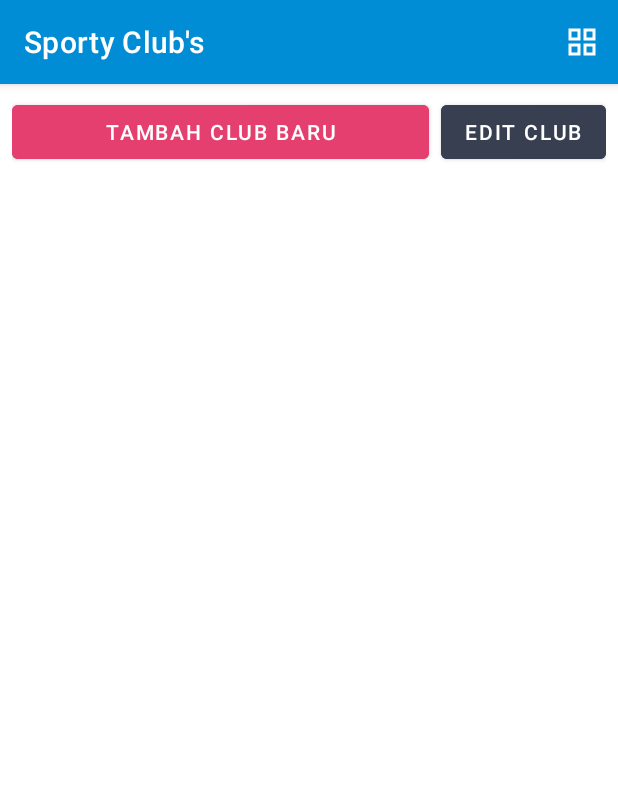
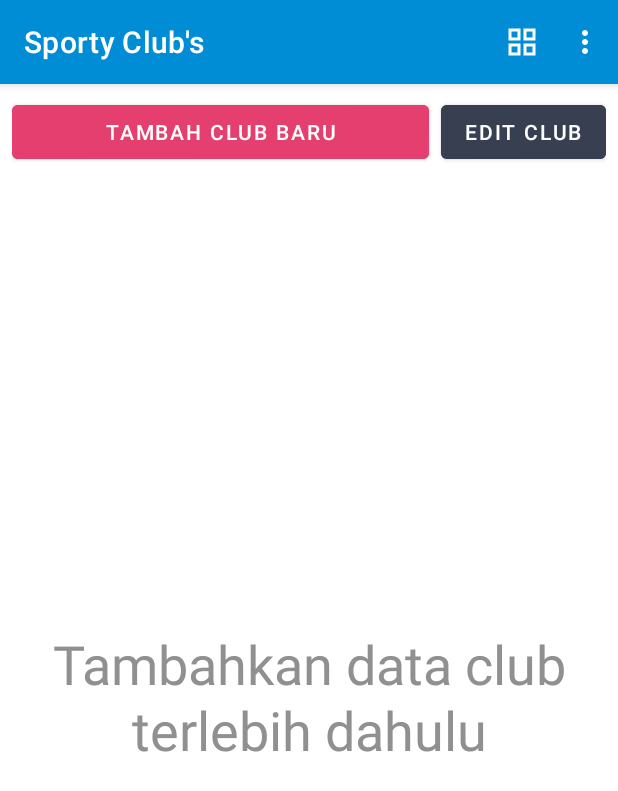
Before and after one commit to judahdski/Sporty-Clubs, an Android app: the screen it shows after launch (MainActivity), on a phone screen of 412 x 824 dp. Shown: the top 791 px of the screen. Run offline under Robolectric (Android 15) with nearby library versions, the phone set to English and light mode, and no system bars; our stand-ins replace Room's generated code, navigation-ui.

Commit message:
Menambahkan fragment_tentang.xml dan mengedit ClubListFragment.kt

```diff
--- a/app/src/main/java/com/d3if0002/sportyclubs/ui/clublist/ClubListFragment.kt
+++ b/app/src/main/java/com/d3if0002/sportyclubs/ui/clublist/ClubListFragment.kt
@@ -62,6 +62,9 @@ class ClubListFragment : Fragment() {
             }
 
         viewModel.getClubs().observe(viewLifecycleOwner) {
+            if (it.isEmpty())
+                binding.dataNullText.visibility = View.VISIBLE
+
             myAdapter.updateData(it)
         }
 
@@ -106,6 +109,11 @@ class ClubListFragment : Fragment() {
                 setIcon(item)
                 true
             }
+            R.id.goto_tentang_screen -> {
+                val action = ClubListFragmentDirections.actionClubListFragmentToTentangFragment()
+                findNavController().navigate(action)
+                true
+            }
             else -> super.onOptionsItemSelected(item)
         }
     }
--- a/app/src/main/res/layout/fragment_club_list.xml
+++ b/app/src/main/res/layout/fragment_club_list.xml
@@ -7,6 +7,20 @@
     android:layout_height="match_parent"
     android:layout_margin="8dp"
     tools:context=".ui.clublist.ClubListFragment">
+
+    <TextView
+        android:id="@+id/data_null_text"
+        android:layout_width="wrap_content"
+        android:layout_height="wrap_content"
+        android:text="@string/data_null_text"
+        android:textAlignment="center"
+        android:textAppearance="@style/TextAppearance.Material3.DisplaySmall"
+        android:textColor="#909090"
+        android:visibility="invisible"
+        app:layout_constraintBottom_toBottomOf="parent"
+        app:layout_constraintEnd_toEndOf="parent"
+        app:layout_constraintStart_toStartOf="parent"
+        app:layout_constraintTop_toBottomOf="@id/tombol_tambah" />
 
     <Button
         android:id="@+id/tombol_tambah"
@@ -36,7 +50,7 @@
         android:layout_width="wrap_content"
         android:layout_height="wrap_content"
         android:backgroundTint="#373F51"
-        android:text="Edit Club"
+        android:text="@string/edit_club"
         app:layout_constraintEnd_toEndOf="parent"
         app:layout_constraintTop_toTopOf="parent" />
 </androidx.constraintlayout.widget.ConstraintLayout>
--- a/app/src/main/res/menu/layout_menu.xml
+++ b/app/src/main/res/menu/layout_menu.xml
@@ -5,5 +5,9 @@
     <item android:id="@+id/action_switch_layout"
         android:title="@string/action_switch_layout"
         android:icon="@drawable/ic_linear_layout"
-        app:showAsAction="always" />
+        app:showAsAction="ifRoom" />
+
+    <item android:id="@+id/goto_tentang_screen"
+        android:title="@string/tentang_aplikasi_menu"
+        app:showAsAction="never" />
 </menu>
--- a/app/src/main/res/navigation/nav_graph.xml
+++ b/app/src/main/res/navigation/nav_graph.xml
@@ -19,6 +19,9 @@
         <action
             android:id="@+id/action_clubListFragment_to_editFragment"
             app:destination="@id/editFragment" />
+        <action
+            android:id="@+id/action_clubListFragment_to_tentangFragment"
+            app:destination="@id/tentangFragment" />
     </fragment>
     <fragment
         android:id="@+id/createDataFragment"
@@ -58,4 +61,9 @@
             android:id="@+id/action_updateDataFragment_to_clubListFragment"
             app:destination="@id/clubListFragment" />
     </fragment>
+    <fragment
+        android:id="@+id/tentangFragment"
+        android:name="com.d3if0002.sportyclubs.ui.tentang.TentangFragment"
+        android:label="Tentang Sport Club's"
+        tools:layout="@layout/fragment_tentang" />
 </navigation>
--- a/app/src/main/res/values/strings.xml
+++ b/app/src/main/res/values/strings.xml
@@ -25,4 +25,11 @@
     <string name="create_data_label">Tambah data</string>
     <string name="update_data_label">Update data</string>
     <string name="edit_label">Edit</string>
+
+    <string name="data_null_text">Tambahkan data club terlebih dahulu</string>
+    <string name="tentang_text">Sport Club\'s merupakan aplikasi untuk menulis dan menyimpan informasi tentang klub di dunia olahraga.
+        Pertama-tama, anda cukup menambahkan di halaman Tambah club. Kemudian anda juga bisa mengedit catatan anda yang
+    telah anda buat.</string>
+    <string name="tentang_aplikasi_menu">Tentang aplikasi</string>
+    <string name="edit_club">Edit Club</string>
 </resources>
```
Also changed, not shown: app/src/main/java/com/d3if0002/sportyclubs/ui/tentang/TentangFragment.kt (added, +20 -0 lines), app/src/main/res/layout/fragment_tentang.xml (added, +20 -0 lines).
